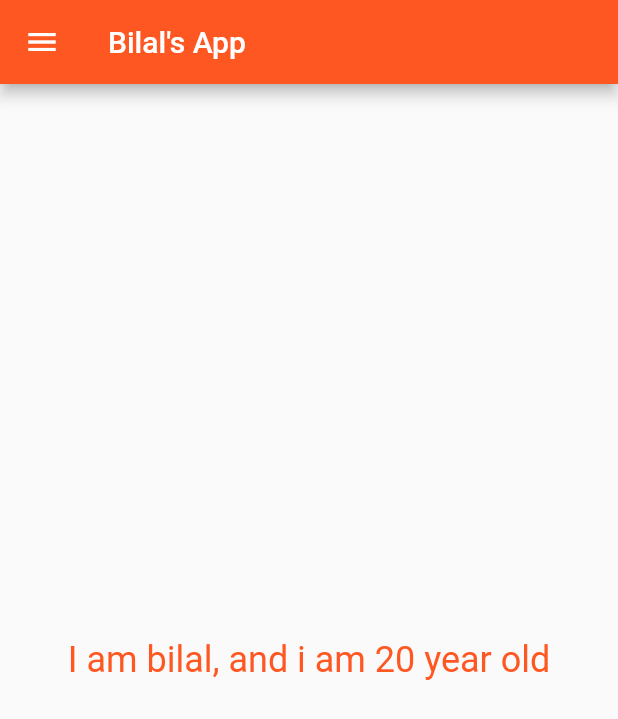
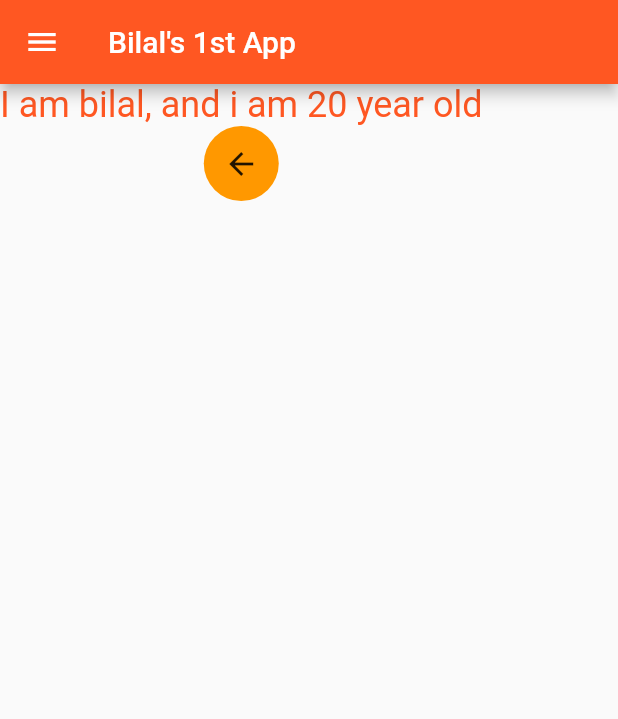
Before and after one commit to bilalahmadai/flutter, a Flutter app: the HomePage screen opened by its route, on a phone screen of 412 x 824 dp. Shown: the top 719 px of the screen. Run offline on Flutter 3.47's test engine with Material 2 defaults, Android fonts, the phone set to English and light mode, and no system bars; our stand-ins replace matcher.

Commit message:
home_pasge custom btn

```diff
--- a/lib/main.dart
+++ b/lib/main.dart
@@ -20,6 +20,7 @@ class MyApp extends StatelessWidget {
       darkTheme: ThemeData(
         brightness: Brightness.dark,
       ),
+      debugShowCheckedModeBanner: false,
       initialRoute: '/',
       routes: {
         "/": (context) => LoginPage(),
--- a/lib/pages/home_page.dart
+++ b/lib/pages/home_page.dart
@@ -1,3 +1,4 @@
+import 'package:first_app/utilis/routes.dart';
 import 'package:flutter/cupertino.dart';
 import 'package:flutter/material.dart';
 import 'package:flutter/src/widgets/framework.dart';
@@ -11,10 +12,11 @@ class HomePage extends StatelessWidget {
   Widget build(BuildContext context) {
     return Scaffold(
       appBar: AppBar(
-        title: Text("Bilal's App"),
+        title: Text("Bilal's 1st App"),
       ),
-      body: Center(
-        child: Container(
+      body: Column(
+        children: [
+          Container(
             child: Text(
               'I am bilal, and i am $age year old',
               style: TextStyle(
@@ -23,6 +25,22 @@ class HomePage extends StatelessWidget {
               ),
             ),
           ),
+          Material(
+            color: Colors.orange,
+            borderRadius: BorderRadius.circular(50),
+            child: InkWell(
+              onTap: () {
+                Navigator.pushNamed(context, MyRoutes.loginRoute);
+              },
+              child: Container(
+                alignment: Alignment.center,
+                width: 50,
+                height: 50,
+                child: Icon(Icons.arrow_back),
+              ),
+            ),
+          )
+        ],
       ),
       drawer: Drawer(),
     );
```
Lines whose indentation alone changed are shown as unchanged.
